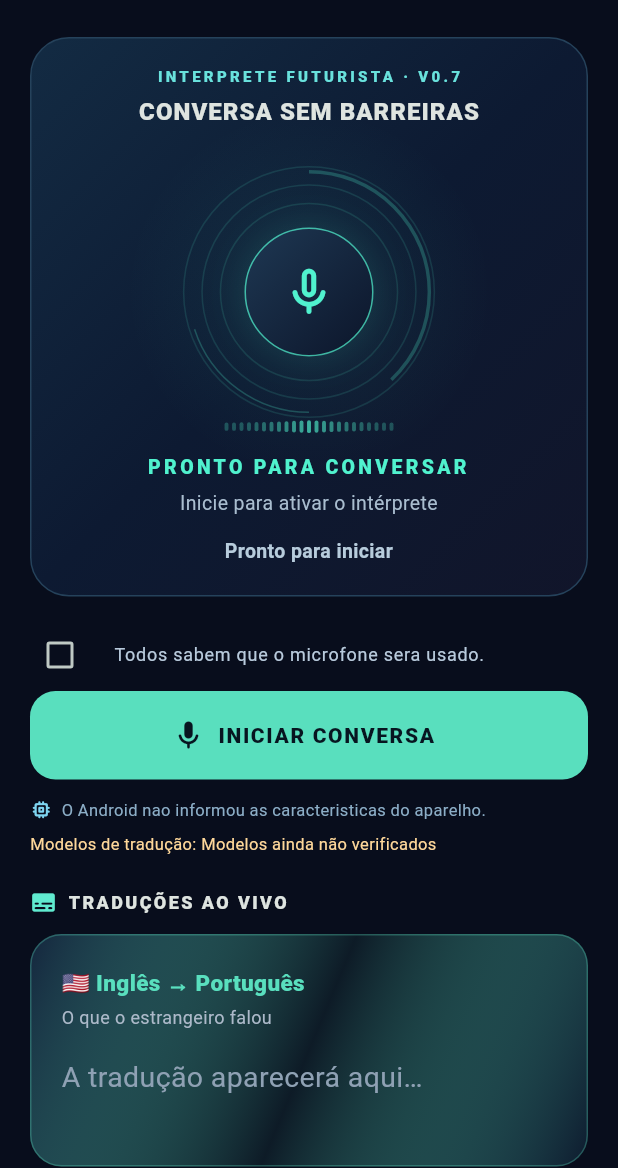
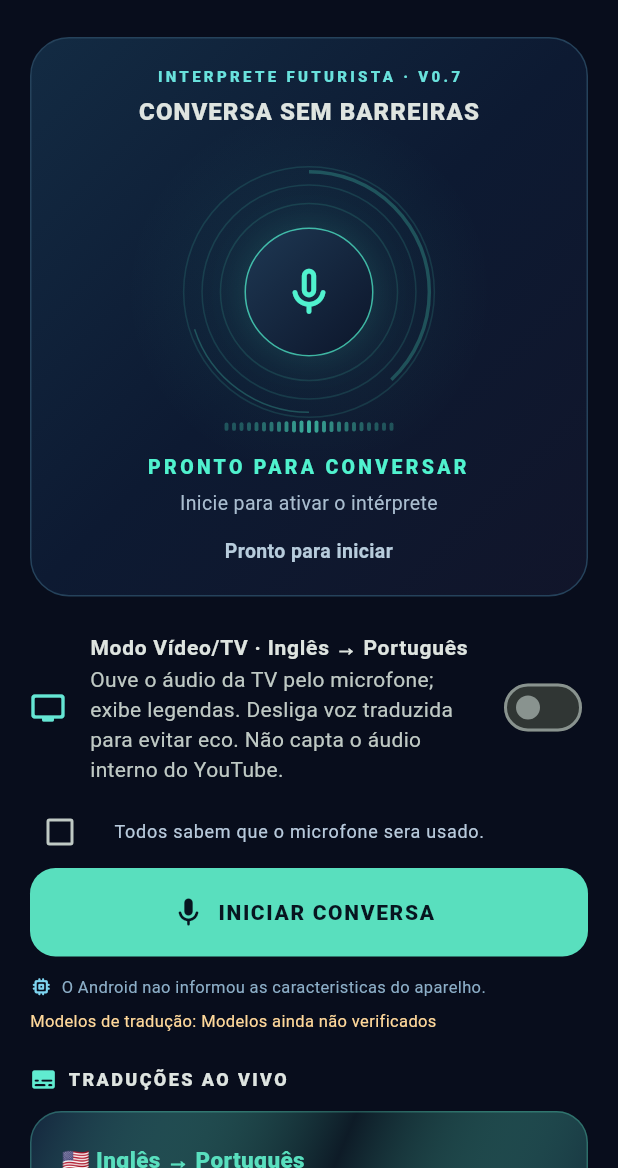
Before and after one commit to gabriel32nunes-glitch/LinguaFlow-AI, a Flutter app: the screen it shows after launch, on a phone screen of 412 x 824 dp, the part 68-1236 px from its top. Run offline on Flutter 3.47's test engine with Material 3 defaults, Android fonts, the phone set to English and light mode, and no system bars; our stand-ins replace flutter_tts, permission_handler; missing offline and left inert: google_mlkit_language_id, google_mlkit_translation; accounts and stored records are empty.

Commit message:
feat(tv): modo ingles television, barra de sinal e diagnostico de legendas

```diff
--- a/lib/main.dart
+++ b/lib/main.dart
@@ -75,6 +75,9 @@ class TranslationController extends ChangeNotifier {
   bool phraseOnly = false;
   bool economyMode = true;
   bool allowSystemRecognition = false;
+  bool tvMode = false;
+  double? tvAudioLevelDb;
+  int tvRecognizedSegments = 0;
   String languageMode = 'auto';
   DeviceProfile? deviceProfile;
   String deviceStatus = 'Detectando versao Android e memoria…';
@@ -135,6 +138,24 @@ class TranslationController extends ChangeNotifier {
     }
   }
 
+  void setTvMode(bool enabled) {
+    if (running || busy) return;
+    tvMode = enabled;
+    tvAudioLevelDb = null;
+    tvRecognizedSegments = 0;
+    if (enabled) {
+      languageMode = 'en';
+      // TV continua tocando durante a traducao: voz sintetizada pode causar eco
+      // e ocultar trechos. Legendas ficam ativadas como padrao.
+      audioEnabled = false;
+      status = 'Modo TV: ouvir ingles e exibir legendas em portugues';
+    } else {
+      status = 'Pronto para iniciar';
+    }
+    warning = null;
+    _update();
+  }
+
   void setAllowSystemRecognition(bool enabled) {
     if (running || busy) return;
     allowSystemRecognition = enabled;
@@ -177,7 +198,12 @@ class TranslationController extends ChangeNotifier {
     busy = true;
     warning = null;
     this.microphoneOnly = microphoneOnly;
-    status = 'Verificando suporte de voz local do Samsung…';
+    tvAudioLevelDb = null;
+    tvRecognizedSegments = 0;
+    if (tvMode) languageMode = 'en';
+    status = tvMode
+        ? 'Configurando microfone para escutar a televisao em ingles…'
+        : 'Verificando suporte de voz local do Samsung…';
     _update();
     try {
       if (deviceProfile == null) {
@@ -186,6 +212,7 @@ class TranslationController extends ChangeNotifier {
       final raw = await _speech.invokeMethod<dynamic>('checkSupport', {
         'languageMode': languageMode,
         'allowSystemRecognition': allowSystemRecognition,
+        'tvMode': tvMode,
       })
           .timeout(const Duration(seconds: 10));
       if (raw is! Map) {
@@ -249,9 +276,14 @@ class TranslationController extends ChangeNotifier {
       running = true;
       status = microphoneOnly
           ? 'TESTE: ouvindo voz sem tentar traduzir…'
-          : phraseOnly
-              ? 'Ouvindo frases prontas PT/EN (traducao limitada)…'
-              : 'Tradução bilateral ativa — ouvindo…';
+          : tvMode
+              ? (phraseOnly
+                  ? 'TV: ouvindo ingles. Modelos de traducao indisponiveis; '
+                      'somente frases prontas podem ser traduzidas.'
+                  : 'TV: ouvindo ingles e traduzindo trechos para portugues…')
+              : phraseOnly
+                  ? 'Ouvindo frases prontas PT/EN (traducao limitada)…'
+                  : 'Tradução bilateral ativa — ouvindo…';
       _update();
     } catch (e) {
       warning = e.toString().replaceFirst('Bad state: ', '');
@@ -404,6 +436,13 @@ class TranslationController extends ChangeNotifier {
     if (!running || payload is! Map) return;
     final event = payload.map((key, value) => MapEntry(key.toString(), value));
     switch (event['type']) {
+      case 'audioLevel':
+        final level = event['level'];
+        if (tvMode && level is num) {
+          tvAudioLevelDb = level.toDouble().clamp(-2.0, 12.0);
+          _update();
+        }
+        break;
       case 'partial':
         partial = event['text']?.toString() ?? '';
         _update();
@@ -470,6 +509,7 @@ class TranslationController extends ChangeNotifier {
       partial = '';
       if (text.isEmpty) return;
       original = text;
+      if (tvMode) tvRecognizedSegments++;
       if (microphoneOnly) {
         status = 'Microfone OK: fala reconhecida! Teste novamente ou encerre.';
         _update();
@@ -479,8 +519,13 @@ class TranslationController extends ChangeNotifier {
         final match = matchSpokenWorkPhrase(text);
         if (match == null) {
           status = 'Frase fora do catalogo offline';
-          warning = 'Sem os modelos ML Kit, so posso traduzir as frases '
-              'exibidas no catalogo profissional. Nao foi feita uma traducao inventada.';
+          warning = tvMode
+              ? 'O ingles da TV foi reconhecido, mas o tradutor livre '
+                  'ainda nao tem os modelos do Google ML Kit. '
+                  'O texto original aparece em Ultima fala. '
+                  'Somente frases predefinidas do catalogo serao traduzidas.'
+              : 'Sem os modelos ML Kit, so posso traduzir as frases '
+                  'exibidas no catalogo profissional. Nao foi feita uma traducao inventada.';
           _update();
           return;
         }
@@ -530,7 +575,9 @@ class TranslationController extends ChangeNotifier {
         if (running) {
           try {
             await _speech.invokeMethod<void>('resume');
-            status = 'Ouvindo português e inglês…';
+            status = tvMode
+                ? 'TV: ouvindo proxima frase em ingles…'
+                : 'Ouvindo português e inglês…';
           } catch (e) {
             warning = 'Não foi possível continuar escutando: $e';
             status = 'Reconhecimento interrompido';
@@ -595,6 +642,7 @@ class TranslationController extends ChangeNotifier {
     status = 'Sessão encerrada';
     microphoneOnly = false;
     phraseOnly = false;
+    tvAudioLevelDb = null;
     _update();
     try {
       await _speech.invokeMethod<void>('stop');
@@ -720,8 +768,10 @@ class _TranslationPageState extends State<TranslationPage> {
                       color: Color(0xFF69E2DD),
                     )),
                 const SizedBox(height: 5),
-                const Text('CONVERSA SEM BARREIRAS',
-                    style: TextStyle(fontSize: 16, letterSpacing: 0.7,
+                Text(controller.tvMode
+                    ? 'MODO VÍDEO / TELEVISÃO'
+                    : 'CONVERSA SEM BARREIRAS',
+                    style: const TextStyle(fontSize: 16, letterSpacing: 0.7,
                         fontWeight: FontWeight.w900)),
                 VoiceAura(
                   listening: running,
@@ -738,6 +788,34 @@ class _TranslationPageState extends State<TranslationPage> {
                     fontWeight: FontWeight.w600,
                   ),
                 ),
+                if (controller.tvMode) ...[
+                  const SizedBox(height: 14),
+                  Text(
+                    controller.tvAudioLevelDb == null
+                        ? 'Sinal de áudio: aguardando dados do reconhecedor'
+                        : 'Sinal de áudio informado pelo Android (não calibrado)',
+                    style: const TextStyle(fontSize: 11,
+                        color: Color(0xFFA5DBE2)),
+                    textAlign: TextAlign.center,
+                  ),
+                  const SizedBox(height: 6),
+                  SizedBox(width: 210,
+                    child: LinearProgressIndicator(
+                      minHeight: 7,
+                      borderRadius: BorderRadius.circular(20),
+                      value: controller.tvAudioLevelDb == null
+                          ? 0
+                          : ((controller.tvAudioLevelDb! + 2) / 14)
+                              .clamp(0.0, 1.0),
+                      color: const Color(0xFF55EFD0),
+                      backgroundColor: const Color(0xFF2B4056),
+                    ),
+                  ),
+                  const SizedBox(height: 6),
+                  Text('Trechos reconhecidos: ${controller.tvRecognizedSegments}',
+                      style: const TextStyle(
+                          fontSize: 11, color: Color(0xFF9CB0D2))),
+                ],
                 if (controller.busy) ...[
                   const SizedBox(height: 12),
                   const LinearProgressIndicator(minHeight: 3),
@@ -745,6 +823,20 @@ class _TranslationPageState extends State<TranslationPage> {
               ]),
             ),
             const SizedBox(height: 15),
+            SwitchListTile.adaptive(
+              contentPadding: EdgeInsets.zero,
+              value: controller.tvMode,
+              onChanged: running || controller.busy
+                  ? null : controller.setTvMode,
+              title: const Text('Modo Vídeo/TV · Inglês → Português',
+                  style: TextStyle(fontWeight: FontWeight.w700, fontSize: 14)),
+              subtitle: const Text(
+                  'Ouve o áudio da TV pelo microfone; exibe legendas. '
+                  'Desliga voz traduzida para evitar eco. '
+                  'Não capta o áudio interno do YouTube.'),
+              secondary: const Icon(Icons.tv_rounded,
+                  color: Color(0xFF65E6D4)),
+            ),
             if (!running) CheckboxListTile(
               value: consent,
               onChanged: controller.busy
@@ -760,7 +852,8 @@ class _TranslationPageState extends State<TranslationPage> {
               icon: Icon(running ? Icons.stop_circle_rounded
                   : Icons.mic_rounded, size: 23),
               label: Text(controller.busy ? 'PREPARANDO…' :
-                  running ? 'ENCERRAR CONVERSA' : 'INICIAR CONVERSA'),
+                  running ? 'ENCERRAR CONVERSA' :
+                  controller.tvMode ? 'ESCUTAR TV EM INGLÊS' : 'INICIAR CONVERSA'),
               style: FilledButton.styleFrom(
                 backgroundColor: running
                     ? const Color(0xFFFF869E) : accent,
@@ -1017,7 +1110,11 @@ class _TranslationPageState extends State<TranslationPage> {
               ),
             ],
             const SizedBox(height: 18),
-            const Text('V0.7: o serviço de voz Android alternativo só é usado com autorização '
+            const Text('Modo TV: microfone escuta o alto-falante da televisao. '
+                'Mesmo que o som chegue, o reconhecedor pode nao transcrever. '
+                'Ingles e selecionado manualmente e a legenda em portugues '
+                'exige modelos de traducao instalados. '
+                'O serviço de voz Android alternativo só é usado com autorização '
                 'e pode transmitir áudio pela internet. Efeitos de voz não medem volume real. '
                 'O perfil A14 4G reduz tentativas e consumo. '
                 'Sem modelos, o microfone tenta reconhecer APENAS as frases prontas. '
```
